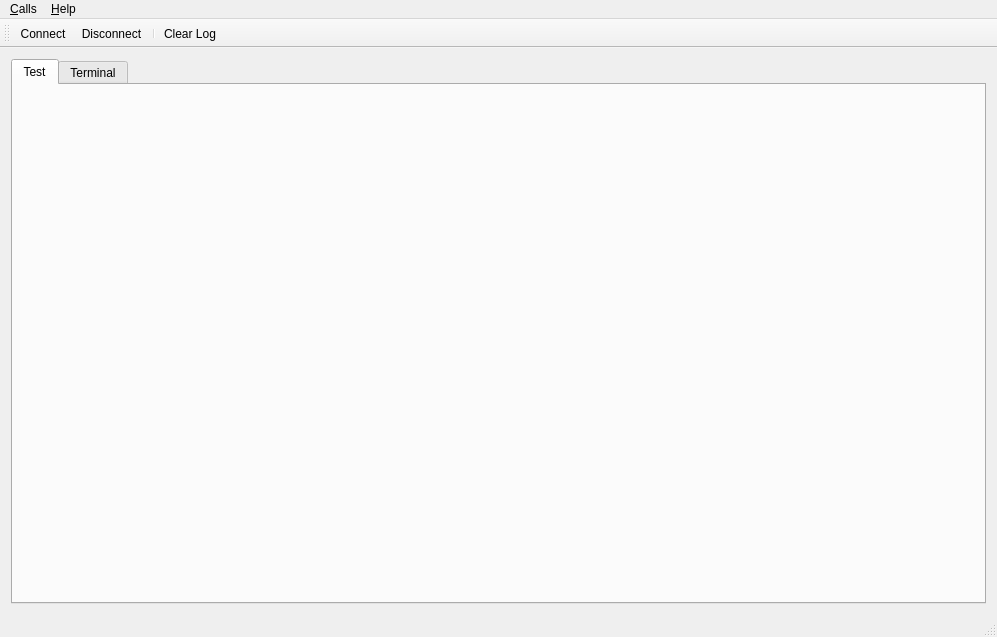
nephen/RobotController, file mainwindow.ui: the form before one commit.
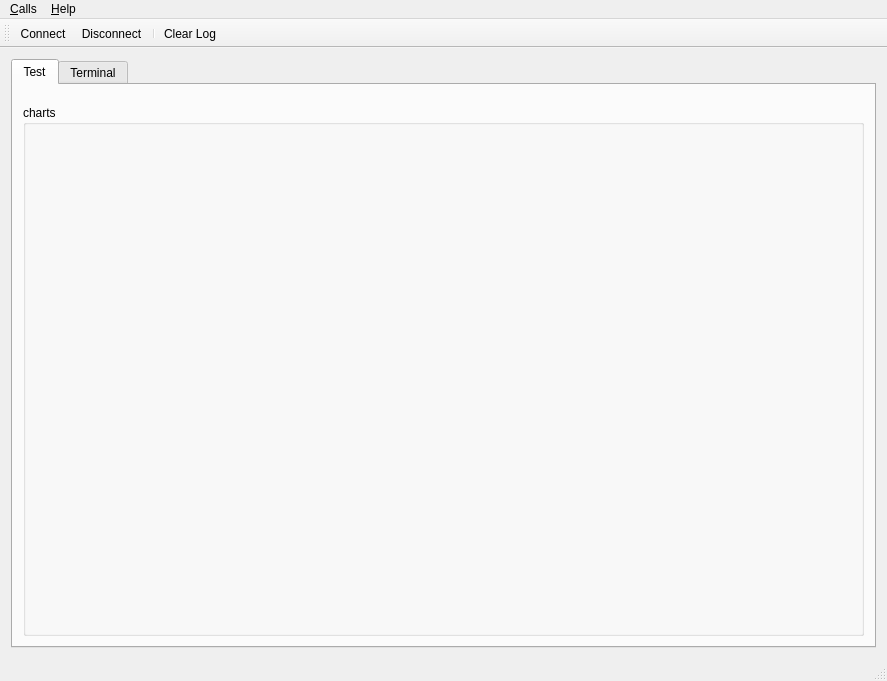
The form after the commit. Icons and pictures are not drawn. Custom widgets are drawn as their Qt base class.

Commit message: func:add charts example

The edit to the form file:
```diff
--- a/mainwindow.ui
+++ b/mainwindow.ui
@@ -6,20 +6,18 @@
    <rect>
     <x>0</x>
     <y>0</y>
-    <width>997</width>
-    <height>637</height>
+    <width>887</width>
+    <height>681</height>
    </rect>
   </property>
   <property name="windowTitle">
    <string>Robot Controller</string>
   </property>
   <widget class="QWidget" name="centralWidget">
-   <layout class="QVBoxLayout" name="verticalLayout_4">
+   <layout class="QVBoxLayout" name="verticalLayout_3">
     <item>
      <layout class="QHBoxLayout" name="horizontalLayout">
       <item>
-       <layout class="QVBoxLayout" name="verticalLayout">
-        <item>
          <widget class="QTabWidget" name="tabWidget">
           <property name="currentIndex">
            <number>0</number>
@@ -28,6 +26,19 @@
            <attribute name="title">
             <string>Test</string>
            </attribute>
+         <widget class="ThemeWidget" name="chartsGroupBox">
+          <property name="geometry">
+           <rect>
+            <x>10</x>
+            <y>20</y>
+            <width>841</width>
+            <height>531</height>
+           </rect>
+          </property>
+          <property name="title">
+           <string>charts</string>
+          </property>
+         </widget>
           </widget>
           <widget class="QWidget" name="Terminal">
            <attribute name="title">
@@ -105,15 +116,13 @@
        </layout>
       </item>
      </layout>
-    </item>
-   </layout>
   </widget>
   <widget class="QMenuBar" name="menuBar">
    <property name="geometry">
     <rect>
      <x>0</x>
      <y>0</y>
-     <width>997</width>
+     <width>887</width>
      <height>23</height>
     </rect>
    </property>
@@ -216,7 +225,13 @@
   <customwidget>
    <class>SendFrameBox</class>
    <extends>QGroupBox</extends>
-   <header location="global">sendframebox.h</header>
+   <header>sendframebox.h</header>
+   <container>1</container>
+  </customwidget>
+  <customwidget>
+   <class>ThemeWidget</class>
+   <extends>QGroupBox</extends>
+   <header>themewidget.h</header>
    <container>1</container>
   </customwidget>
  </customwidgets>
```
Lines whose indentation alone changed are shown as unchanged. The commit also changes 4 other files.
